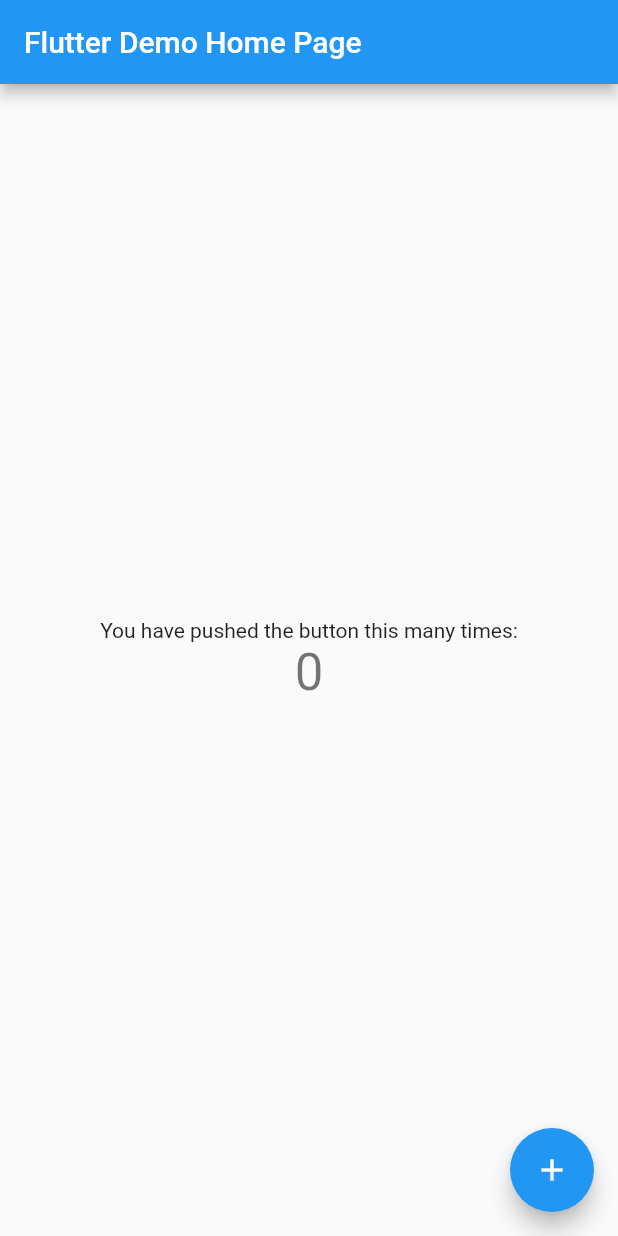
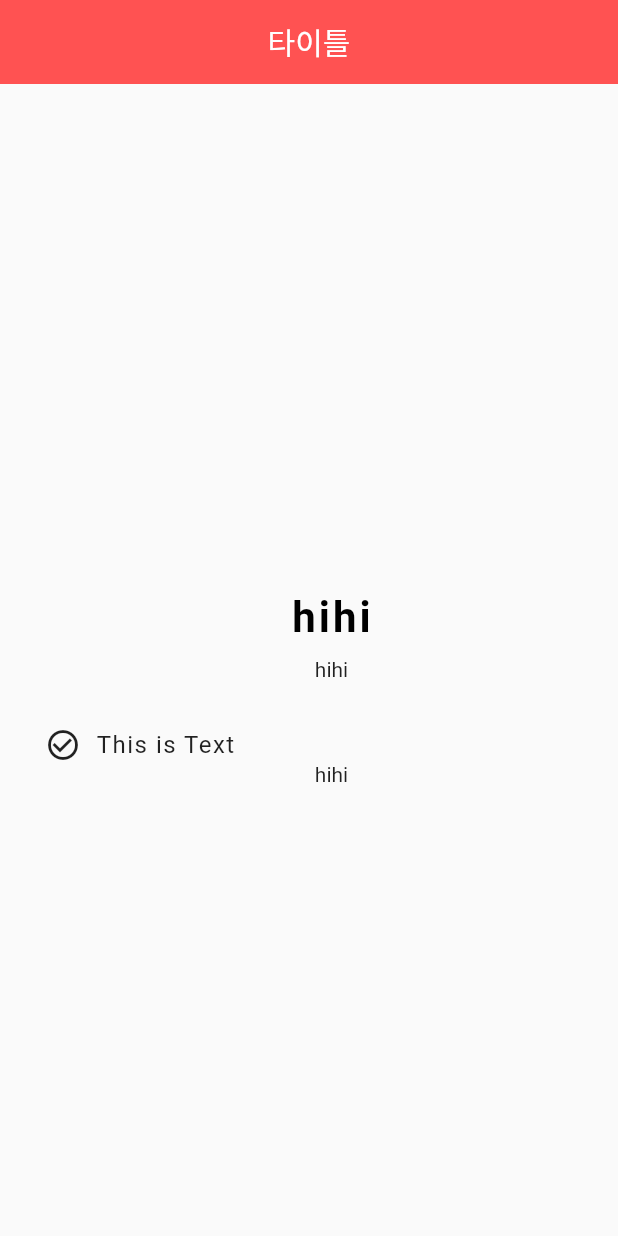
Before and after one commit to Soda-Flavour/com.soda_flavour.train.ui.flutter, a Flutter app: the screen it shows after launch, on a phone screen of 412 x 824 dp. Run offline on Flutter 3.47's test engine with Material 2 defaults, Android fonts, the phone set to English and light mode, and no system bars.

Commit message:
Init Flutter Project
1. main의  dev 및 prod 두가지 모드로 나누기
2. 메인 디폴트 페이지 작성

```diff
--- a/lib/main.dart
+++ b/lib/main.dart
@@ -1,117 +1,33 @@
 import 'package:flutter/material.dart';
+import 'package:provider/provider.dart';
 
-void main() {
-  runApp(MyApp());
-}
+import 'package:tennist_flutter/src/helper/AppConfig.dart';
+import 'package:tennist_flutter/pages/default/DefaultScreen.dart';
 
 class MyApp extends StatelessWidget {
-  // This widget is the root of your application.
+  final appConfiguration;
+
+  MyApp(this.appConfiguration);
+
   @override
   Widget build(BuildContext context) {
-    return MaterialApp(
-      title: 'Flutter Demo',
-      theme: ThemeData(
-        // This is the theme of your application.
-        //
-        // Try running your application with "flutter run". You'll see the
-        // application has a blue toolbar. Then, without quitting the app, try
-        // changing the primarySwatch below to Colors.green and then invoke
-        // "hot reload" (press "r" in the console where you ran "flutter run",
-        // or simply save your changes to "hot reload" in a Flutter IDE).
-        // Notice that the counter didn't reset back to zero; the application
-        // is not restarted.
-        primarySwatch: Colors.blue,
-        // This makes the visual density adapt to the platform that you run
-        // the app on. For desktop platforms, the controls will be smaller and
-        // closer together (more dense) than on mobile platforms.
-        visualDensity: VisualDensity.adaptivePlatformDensity,
+    return MultiProvider(
+      providers: [
+        Provider<AppConfig>.value(
+          value: appConfiguration,
+        ),
+      ],
+      child: MaterialApp(
+        title: 'Tennist',
+        theme: ThemeData(
+          primarySwatch: Colors.blue,
+          visualDensity: VisualDensity.adaptivePlatformDensity,
+        ),
+        initialRoute: DefaultScreen.routeName,
+        routes: {
+          DefaultScreen.routeName: (context) => DefaultScreen(),
+        },
       ),
-      home: MyHomePage(title: 'Flutter Demo Home Page'),
     );
   }
 }
-
-class MyHomePage extends StatefulWidget {
-  MyHomePage({Key key, this.title}) : super(key: key);
-
-  // This widget is the home page of your application. It is stateful, meaning
-  // that it has a State object (defined below) that contains fields that affect
-  // how it looks.
-
-  // This class is the configuration for the state. It holds the values (in this
-  // case the title) provided by the parent (in this case the App widget) and
-  // used by the build method of the State. Fields in a Widget subclass are
-  // always marked "final".
-
-  final String title;
-
-  @override
-  _MyHomePageState createState() => _MyHomePageState();
-}
-
-class _MyHomePageState extends State<MyHomePage> {
-  int _counter = 0;
-
-  void _incrementCounter() {
-    setState(() {
-      // This call to setState tells the Flutter framework that something has
-      // changed in this State, which causes it to rerun the build method below
-      // so that the display can reflect the updated values. If we changed
-      // _counter without calling setState(), then the build method would not be
-      // called again, and so nothing would appear to happen.
-      _counter++;
-    });
-  }
-
-  @override
-  Widget build(BuildContext context) {
-    // This method is rerun every time setState is called, for instance as done
-    // by the _incrementCounter method above.
-    //
-    // The Flutter framework has been optimized to make rerunning build methods
-    // fast, so that you can just rebuild anything that needs updating rather
-    // than having to individually change instances of widgets.
-    return Scaffold(
-      appBar: AppBar(
-        // Here we take the value from the MyHomePage object that was created by
-        // the App.build method, and use it to set our appbar title.
-        title: Text(widget.title),
-      ),
-      body: Center(
-        // Center is a layout widget. It takes a single child and positions it
-        // in the middle of the parent.
-        child: Column(
-          // Column is also a layout widget. It takes a list of children and
-          // arranges them vertically. By default, it sizes itself to fit its
-          // children horizontally, and tries to be as tall as its parent.
-          //
-          // Invoke "debug painting" (press "p" in the console, choose the
-          // "Toggle Debug Paint" action from the Flutter Inspector in Android
-          // Studio, or the "Toggle Debug Paint" command in Visual Studio Code)
-          // to see the wireframe for each widget.
-          //
-          // Column has various properties to control how it sizes itself and
-          // how it positions its children. Here we use mainAxisAlignment to
-          // center the children vertically; the main axis here is the vertical
-          // axis because Columns are vertical (the cross axis would be
-          // horizontal).
-          mainAxisAlignment: MainAxisAlignment.center,
-          children: <Widget>[
-            Text(
-              'You have pushed the button this many times:',
-            ),
-            Text(
-              '$_counter',
-              style: Theme.of(context).textTheme.headline4,
-            ),
-          ],
-        ),
-      ),
-      floatingActionButton: FloatingActionButton(
-        onPressed: _incrementCounter,
-        tooltip: 'Increment',
-        child: Icon(Icons.add),
-      ), // This trailing comma makes auto-formatting nicer for build methods.
-    );
-  }
-}
--- /dev/null
+++ b/lib/main_dev.dart
@@ -0,0 +1,23 @@
+import 'dart:io';
+
+import 'package:flutter/material.dart';
+
+import 'package:tennist_flutter/main.dart';
+import 'package:tennist_flutter/src/helper/AppConfig.dart';
+
+void main() {
+  const String kPort = '3000';
+  final String baseUrl = Platform.isAndroid
+      ? 'http://localhost:' + kPort
+      : 'http://localhost:' + kPort;
+
+  final String dataUrl = '$baseUrl/api/v1';
+
+  final appConfig = AppConfig(
+    baseUrl: baseUrl,
+    dataUrl: dataUrl,
+    buildFlavor: 'dev',
+  );
+
+  runApp(MyApp(appConfig));
+}
--- /dev/null
+++ b/lib/main_prod.dart
@@ -0,0 +1,23 @@
+import 'dart:io';
+
+import 'package:flutter/material.dart';
+
+import 'package:tennist_flutter/main.dart';
+import 'package:tennist_flutter/src/helper/AppConfig.dart';
+
+void main() {
+  const String kPort = '3000';
+  final String baseUrl = Platform.isAndroid
+      ? 'https://water-flavour.com'
+      : 'https://water-flavour.com';
+
+  final String dataUrl = '$baseUrl/api/v1';
+
+  final appConfig = AppConfig(
+    baseUrl: baseUrl,
+    dataUrl: dataUrl,
+    buildFlavor: 'prod',
+  );
+
+  runApp(MyApp(appConfig));
+}
--- /dev/null
+++ b/lib/pages/default/DefaultScreen.dart
@@ -0,0 +1,57 @@
+import 'package:flutter/material.dart';
+
+class DefaultScreen extends StatelessWidget {
+  static const String routeName = '/default';
+
+  @override
+  Widget build(BuildContext context) {
+    return Scaffold(
+      appBar: AppBar(
+        title: Text('타이틀'), // 타이틀
+        centerTitle: true, // 타이틀 중앙정렬
+        backgroundColor: Colors.redAccent, //앱바 색상
+        elevation: 0.0, //앱바의 떠있는 효과(그림자) 0.0 은 앱바 그림자 지워줌
+      ),
+      body: Center(
+        child: Padding(
+          padding: EdgeInsets.fromLTRB(30.0, 40.0, 0.0, 0.0),
+          child: Column(
+            mainAxisAlignment: MainAxisAlignment.center, //앱스크린 세로축 상단중단하단 정리
+            children: <Widget>[
+              Text(
+                'hihi',
+                style: TextStyle(
+                    color: Colors.black,
+                    letterSpacing: 2.0,
+                    fontSize: 28.0,
+                    fontWeight: FontWeight.bold),
+              ),
+              SizedBox(
+                height: 10.0,
+              ),
+              Text('hihi'),
+              SizedBox(
+                height: 30.0,
+              ),
+              Row(
+                children: <Widget>[
+                  Icon(
+                    Icons.check_circle_outline,
+                  ),
+                  SizedBox(
+                    width: 10.0,
+                  ),
+                  Text(
+                    'This is Text',
+                    style: TextStyle(fontSize: 16.0, letterSpacing: 1.0),
+                  ),
+                ],
+              ),
+              Text('hihi'),
+            ],
+          ),
+        ),
+      ),
+    );
+  }
+}
--- /dev/null
+++ b/lib/src/helper/AppConfig.dart
@@ -0,0 +1,13 @@
+import 'package:meta/meta.dart';
+
+class AppConfig {
+  final String baseUrl;
+  final String dataUrl;
+  final String buildFlavor;
+
+  AppConfig({
+    @required this.baseUrl,
+    @required this.dataUrl,
+    @required this.buildFlavor,
+  });
+}
```
Also changed, not shown: pubspec.yaml (+4 -7 lines), 5 other files.
